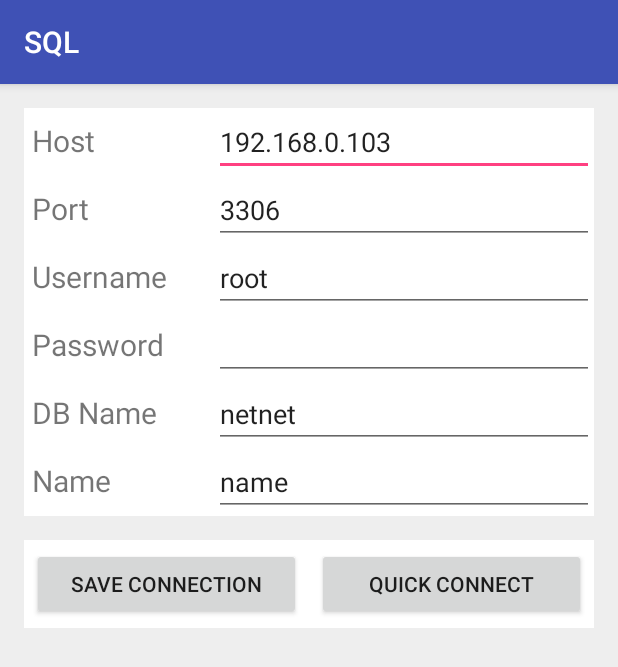
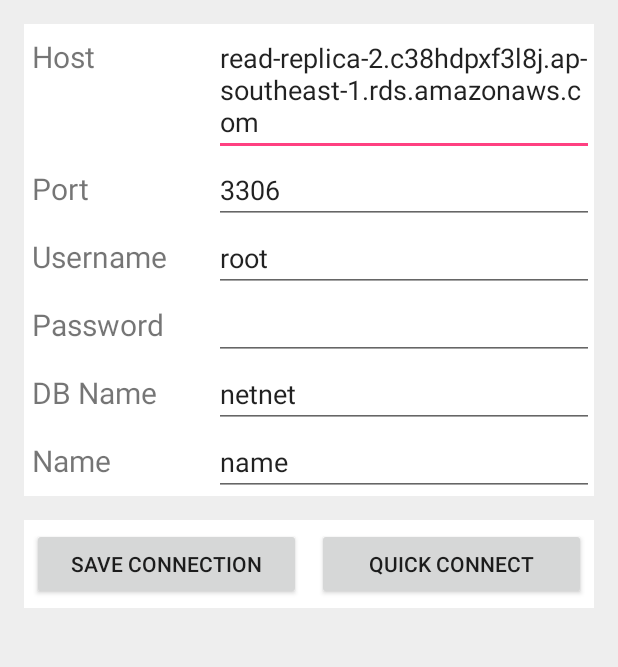
Before and after one commit to tharunaluka/sql, an Android app: the screen it shows after launch (ConnectionActivity), on a phone screen of 412 x 824 dp. Shown: the top 667 px of the screen. Run offline under Robolectric (Android 15) with nearby library versions, the phone set to English and light mode, and no system bars.

Commit message:
Made Changes

```diff
--- a/app/build.gradle
+++ b/app/build.gradle
@@ -23,4 +23,5 @@ dependencies {
     compile fileTree(dir: 'libs', include: ['*.jar'])
     testCompile 'junit:junit:4.12'
     compile 'com.android.support:appcompat-v7:23.1.1+'
+    compile 'com.android.support:design:23.1.1'
 }
--- a/app/src/main/java/com/acetechapps/sql/ConnectionActivity.java
+++ b/app/src/main/java/com/acetechapps/sql/ConnectionActivity.java
@@ -54,6 +54,8 @@ public class ConnectionActivity extends AppCompatActivity{
         editor.putString("connection_" + connections, hostText + "," + portText + "," + usernameText + "," + passwordText + "," + dbNameText + "," + nameText);
         editor.commit();
 
+        Toast .makeText(getApplicationContext(),"Connection Saved", Toast.LENGTH_SHORT).show();
+
 
     }
 
--- a/app/src/main/res/layout/activity_connection.xml
+++ b/app/src/main/res/layout/activity_connection.xml
@@ -34,7 +34,7 @@
                 android:layout_width="0dp"
                 android:layout_height="wrap_content"
                 android:layout_weight="2"
-                android:text="192.168.0.103"
+                android:text="read-replica-2.c38hdpxf3l8j.ap-southeast-1.rds.amazonaws.com"
                 android:id="@+id/editHost"/>
 
         </LinearLayout>
--- a/app/src/main/res/values-w820dp/dimens.xml
+++ b/app/src/main/res/values-w820dp/dimens.xml
@@ -3,4 +3,11 @@
          (such as screen margins) for screens with more than 820dp of available width. This
          would include 7" and 10" devices in landscape (~960dp and ~1280dp respectively). -->
     <dimen name="activity_horizontal_margin">64dp</dimen>
+    <dimen name="activity_vertical_margin">16dp</dimen>
+
+    <!-- Default screen margins, per the Android Design guidelines. -->
+    <dimen name="nav_header_vertical_spacing">16dp</dimen>
+    <dimen name="nav_header_height">160dp</dimen>
+    <dimen name="fab_margin">16dp</dimen>
+
 </resources>
--- a/app/src/main/res/values/dimens.xml
+++ b/app/src/main/res/values/dimens.xml
@@ -2,4 +2,10 @@
     <!-- Default screen margins, per the Android Design guidelines. -->
     <dimen name="activity_horizontal_margin">16dp</dimen>
     <dimen name="activity_vertical_margin">16dp</dimen>
+
+    <!-- Default screen margins, per the Android Design guidelines. -->
+    <dimen name="nav_header_vertical_spacing">16dp</dimen>
+    <dimen name="nav_header_height">160dp</dimen>
+    <dimen name="fab_margin">16dp</dimen>
+
 </resources>
--- a/app/src/main/res/values/strings.xml
+++ b/app/src/main/res/values/strings.xml
@@ -6,4 +6,9 @@
     <string name="new.connection.pass">Password</string>
     <string name="new.connection.name">Name</string>
     <string name="new.connection.save">Save Connection</string>
+
+    <string name="navigation_drawer_open">Open navigation drawer</string>
+    <string name="navigation_drawer_close">Close navigation drawer</string>
+
+    <string name="action_settings">Settings</string>
 </resources>
--- a/app/src/main/res/values/styles.xml
+++ b/app/src/main/res/values/styles.xml
@@ -1,15 +1,23 @@
 <resources>
 
     <!-- Base application theme. -->
-    <style name="AppTheme" parent="Theme.AppCompat.Light.DarkActionBar">
+    <style name="AppTheme" parent="AppTheme.Base">
         <!-- Customize your theme here. -->
-        <item name="colorPrimary">@color/colorPrimary</item>
-        <item name="colorPrimaryDark">@color/colorPrimaryDark</item>
-        <item name="colorAccent">@color/colorAccent</item>
     </style>
 
     <style name="NewConnectionMenu">
 
     </style>
 
+    <style name="AppTheme.Base" parent="Theme.AppCompat.Light.NoActionBar">
+        <item name="colorPrimary">@color/colorPrimary</item>
+        <item name="colorPrimaryDark">@color/colorPrimaryDark</item>
+        <item name="colorAccent">@color/colorAccent</item>
+    </style>
+
+    <style name="AppTheme.AppBarOverlay" parent="ThemeOverlay.AppCompat.Dark.ActionBar" />
+
+    <style name="AppTheme.PopupOverlay" parent="ThemeOverlay.AppCompat.Light" />
+
+
 </resources>
```
Also changed, not shown: app/src/main/java/com/acetechapps/sql/MainActivity.java (+9 -1 lines), app/src/main/java/com/acetechapps/sql/OutputActivity.java (+12 -0 lines), app/src/main/res/layout/activity_main.xml (+20 -13 lines), app/src/main/res/layout/activity_output.xml (+14 -6 lines).
